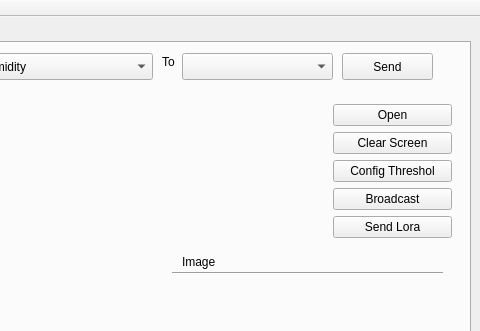
This is Pi-OBUSoftware/Terminal1/mainwindow.ui in tuank60/gateway as Qt 5 draws it before an edit; both pictures show x 260 to 740 and y 0 to 331 of the 740 by 529 pixel window. The edited form follows.
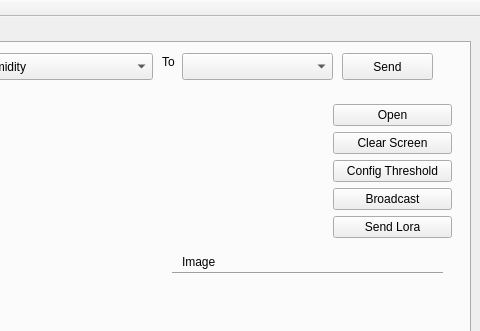
This is the edited form.

The edit to the form file:
```diff
--- a/Pi-OBUSoftware/Terminal1/mainwindow.ui
+++ b/Pi-OBUSoftware/Terminal1/mainwindow.ui
@@ -253,7 +253,7 @@
        <item>
         <widget class="QPushButton" name="btnConfigThreshol">
          <property name="text">
-          <string>Config Threshol</string>
+          <string>Config Threshold</string>
          </property>
         </widget>
        </item>
```
Left out of the diff: 5 changed lines with no effect on the pictures.
